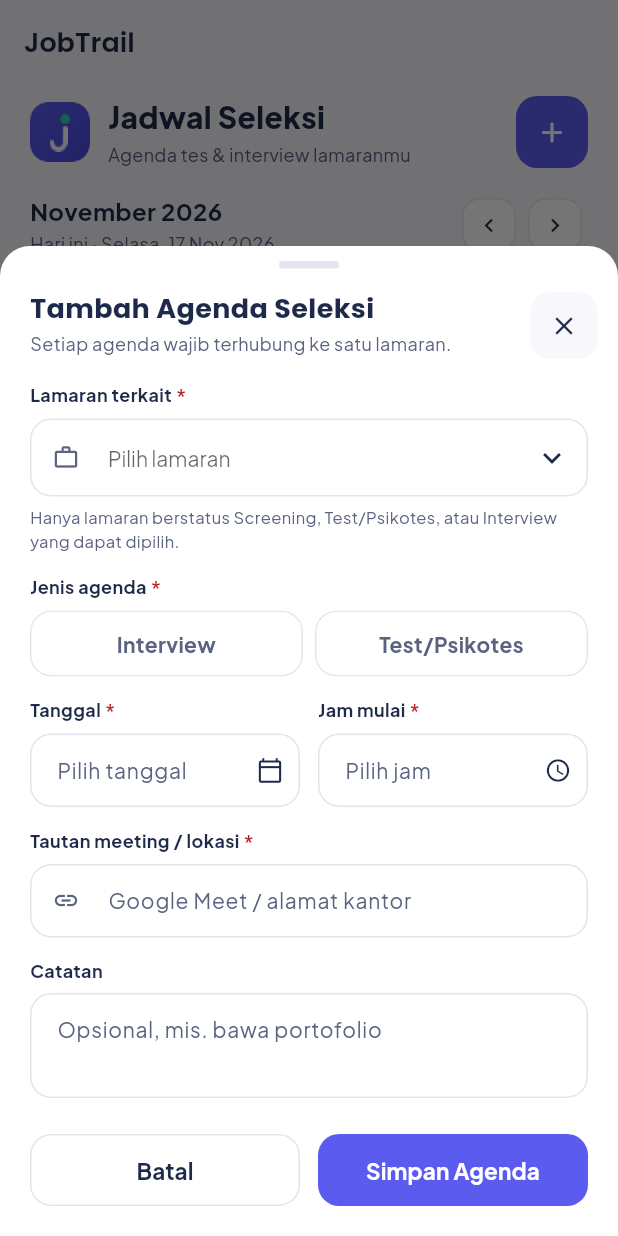
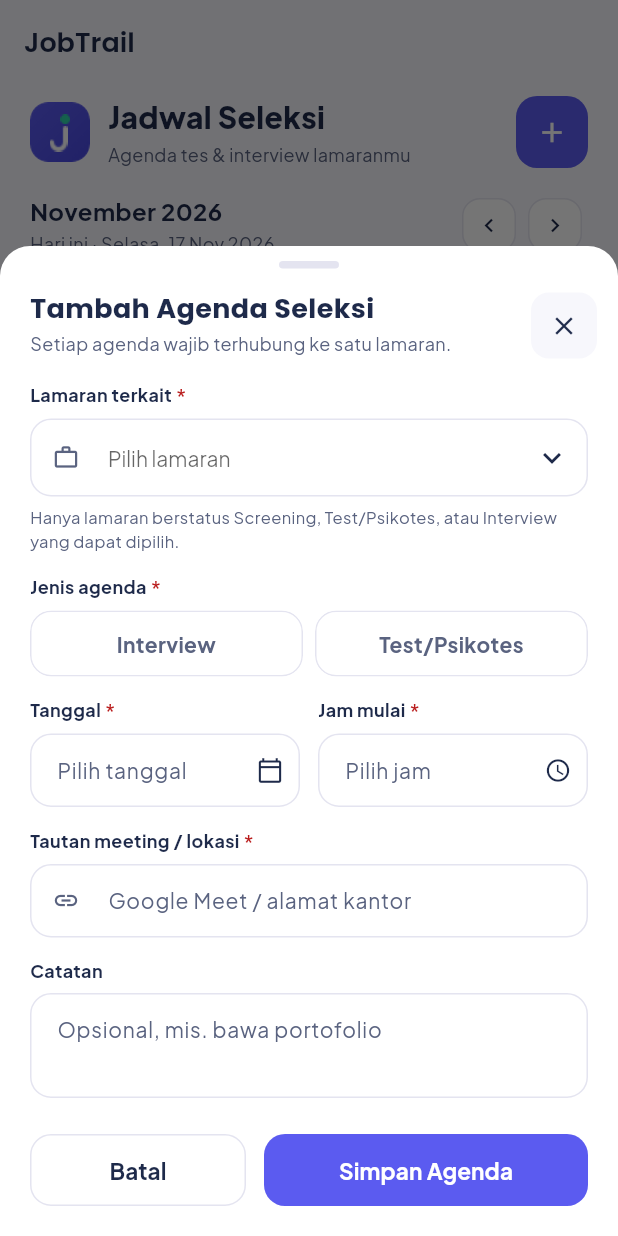
Before and after one commit to Ichsan3321/JobTrail, a Flutter app: the screen it shows after launch, after a tap on "Lihat semua ›", after a tap on the "add" icon, on a phone screen of 412 x 824 dp. Run offline on Flutter 3.47's test engine with Material 3 defaults, Android fonts, the phone set to English and light mode, and no system bars.

Commit message:
fix(schedule): keep add agenda action labels on one line
- Batal : Simpan Agenda = 2:3 flex, 12 px horizontal padding.
- Labels maxLines 1 with FittedBox(scaleDown) only as a last-resort guard;
  font stays 15 px.
- Tests at 320 and 360 px (real Plus Jakarta Sans): both buttons 48 px high
  and top-aligned, Simpan wider, labels single line and not scaled down.

Co-Authored-By: Claude Opus 5.5 <noreply@anthropic.com>

```diff
--- a/lib/screens/schedule/add_agenda_sheet.dart
+++ b/lib/screens/schedule/add_agenda_sheet.dart
@@ -739,44 +739,55 @@ class _AddAgendaSheetState extends State<AddAgendaSheet> {
     ),
   );
 
+  /// One-line label; scaleDown only kicks in as a last-resort guard (very
+  /// narrow width or large text scale), never at 320+ px with scale 1.
+  Widget _actionLabel(String text, Color color) => FittedBox(
+    fit: BoxFit.scaleDown,
+    child: Text(
+      text,
+      maxLines: 1,
+      softWrap: false,
+      textAlign: TextAlign.center,
+      style: _text(15, color: color, weight: FontWeight.w700),
+    ),
+  );
+
   Widget _actions() {
     final shape = RoundedRectangleBorder(
       borderRadius: BorderRadius.circular(AppRadius.button),
     );
+    const padding = EdgeInsets.symmetric(horizontal: 12);
     return Row(
       children: [
+        // Simpan gets the larger share (2:3) so its longer label fits.
         Expanded(
+          flex: 2,
           child: OutlinedButton(
             key: const ValueKey('agenda-cancel'),
             onPressed: () => Navigator.maybePop(context),
             style: OutlinedButton.styleFrom(
               minimumSize: const Size(44, 48),
+              padding: padding,
               foregroundColor: AppColors.navy,
               side: const BorderSide(color: AppColors.border),
               shape: shape,
             ),
-            child: Text(
-              'Batal',
-              textAlign: TextAlign.center,
-              style: _text(15, weight: FontWeight.w700),
-            ),
+            child: _actionLabel('Batal', AppColors.navy),
           ),
         ),
         const SizedBox(width: AppSpacing.sm),
         Expanded(
+          flex: 3,
           child: FilledButton(
             key: const ValueKey('agenda-save'),
             onPressed: _eligible.isEmpty ? null : _save,
             style: FilledButton.styleFrom(
               minimumSize: const Size(44, 48),
+              padding: padding,
               backgroundColor: AppColors.primary,
               shape: shape,
             ),
-            child: Text(
-              'Simpan Agenda',
-              textAlign: TextAlign.center,
-              style: _text(15, color: AppColors.white, weight: FontWeight.w700),
-            ),
+            child: _actionLabel('Simpan Agenda', AppColors.white),
           ),
         ),
       ],
```
Also changed, not shown: 1 other file.
